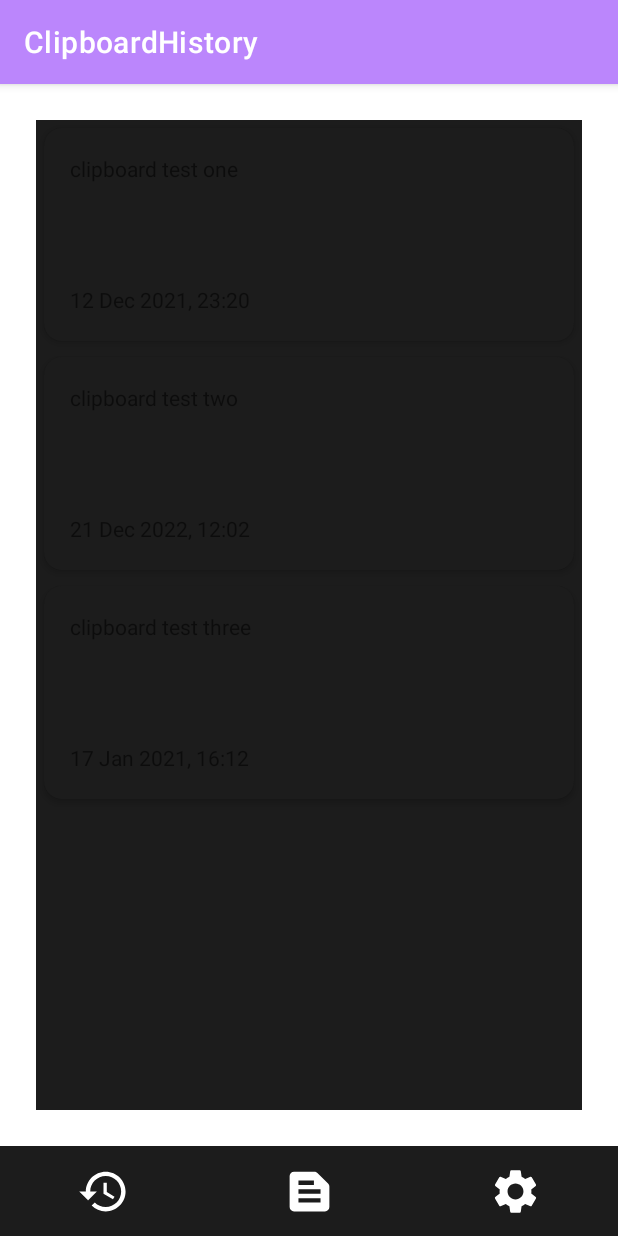
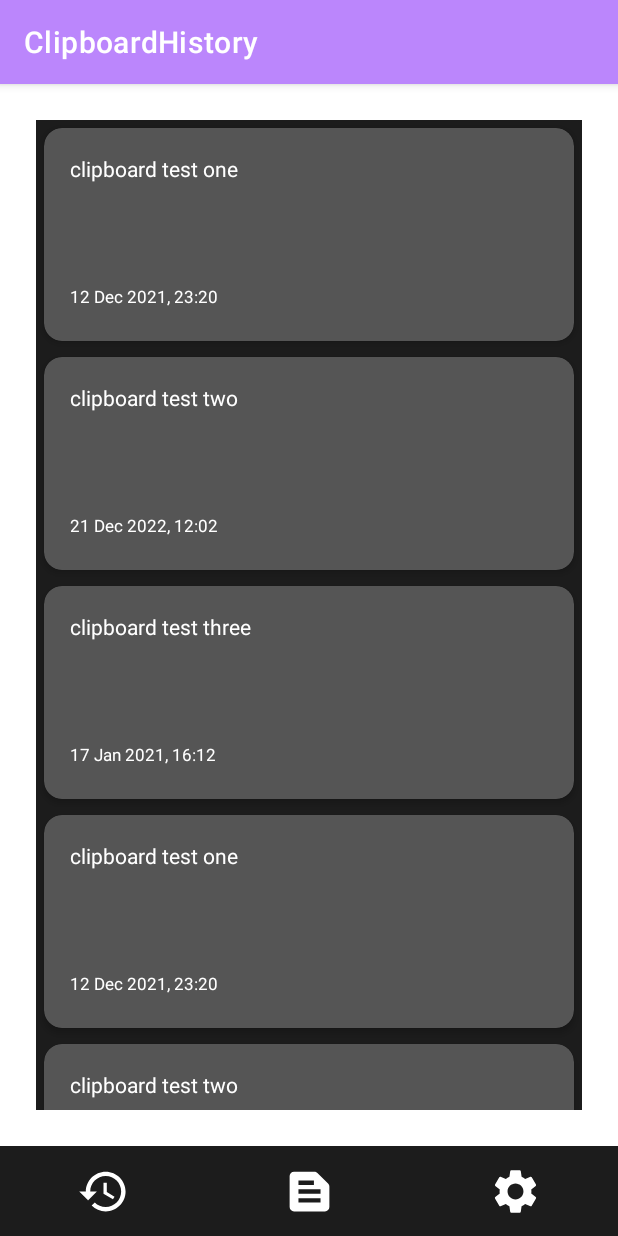
Before and after one commit to rif42/clipzy, an Android app: the screen it shows after launch (ClipboardHistory), after a tap on an icon or button, on a phone screen of 412 x 824 dp. Run offline under Robolectric (Android 15) with nearby library versions, the phone set to English and light mode, and no system bars; our stand-ins replace navigation-ui; 2 other taps on this screen came first.

Commit message:
navigation between activities implemented pasting now shows timestamp, need to slice the filter so it only shows the needed format

```diff
--- a/app/src/main/java/com/example/test/ClipboardHistoryAdapter.kt
+++ b/app/src/main/java/com/example/test/ClipboardHistoryAdapter.kt
@@ -8,8 +8,8 @@ import androidx.recyclerview.widget.RecyclerView
 
 class ClipboardHistoryAdapter:RecyclerView.Adapter<ClipboardHistoryAdapter.ViewHolder>() {
 
-    private var cliptest = arrayOf("clipboard test one", "clipboard test two", "clipboard test three")
-    private var cliptesttime = arrayOf("12 Dec 2021, 23:20", "21 Dec 2022, 12:02", "17 Jan 2021, 16:12")
+    private var cliptest = arrayOf("clipboard test one", "clipboard test two", "clipboard test three","clipboard test one", "clipboard test two", "clipboard test three")
+    private var cliptesttime = arrayOf("12 Dec 2021, 23:20", "21 Dec 2022, 12:02", "17 Jan 2021, 16:12","12 Dec 2021, 23:20", "21 Dec 2022, 12:02", "17 Jan 2021, 16:12")
 
     override fun onCreateViewHolder(
         parent: ViewGroup,
--- a/app/src/main/java/com/example/test/MainActivity.kt
+++ b/app/src/main/java/com/example/test/MainActivity.kt
@@ -16,25 +16,32 @@ import android.widget.*
 
 class MainActivity : AppCompatActivity() {
 
+    val cliplist:MutableList<CharSequence> = arrayListOf("")
+
     override fun onCreate(savedInstanceState: Bundle?) {
         super.onCreate(savedInstanceState)
         setContentView(R.layout.activity_main)
 
+        //appending stuff into the array
+
+
+        //navigation menus
         val navhistory:ImageButton=findViewById(R.id.nav_history)
         navhistory.setOnClickListener {
             val intenthistory = Intent(this, ClipboardHistory::class.java)
             startActivity(intenthistory)
         }
 
+        //copypaste menus
         val pastebutton:ImageButton = findViewById(R.id.paste_button)
         pastebutton.setOnClickListener{
             paste()
         }
 
-        val copybutton:ImageButton = findViewById(R.id.copy_button)
-        copybutton.setOnClickListener {
-            copy()
-        }
+//        val copybutton:ImageButton = findViewById(R.id.copy_button)
+//        copybutton.setOnClickListener {
+//            copy()
+//        }
     }
 
     override fun onResume() {
@@ -44,20 +51,28 @@ class MainActivity : AppCompatActivity() {
 
     fun paste()
     {
-        val mainclip:TextView = findViewById(R.id.main_clipboard)
-        val editclip: EditText = findViewById(R.id.copytext)
+        val mainclip: TextView = findViewById(R.id.main_clipboard)
+        val cliptimestamp: TextView = findViewById(R.id.clip_timestamp)
         val clipboardManager = getSystemService(Context.CLIPBOARD_SERVICE) as ClipboardManager
         mainclip.text = clipboardManager.primaryClip?.getItemAt(0)?.text
+        val prefilteredcliptimestamp = clipboardManager.primaryClipDescription?.toString()
+
+
+        //01-05 13:07:19.782
+
+        //adding clip to array for history tracking
+        val currentclip = mainclip.text
+        cliplist.add(currentclip)
 
         Toast.makeText(this, "Text Pasted", Toast.LENGTH_SHORT).show()
     }
 
-    fun copy()
-    {
-        val copytext:EditText = findViewById(R.id.copytext)
-        val textToCopy = copytext.text
-        val clipboardManager = getSystemService(Context.CLIPBOARD_SERVICE) as ClipboardManager
-        val clipData = ClipData.newPlainText("text", textToCopy)
-        clipboardManager.setPrimaryClip(clipData)
-    }
+//    fun copy()
+//    {
+//        val copytext:EditText = findViewById(R.id.copytext)
+//        val textToCopy = copytext.text
+//        val clipboardManager = getSystemService(Context.CLIPBOARD_SERVICE) as ClipboardManager
+//        val clipData = ClipData.newPlainText("text", textToCopy)
+//        clipboardManager.setPrimaryClip(clipData)
+//    }
 }
--- a/app/src/main/res/layout/activity_clipboard_history.xml
+++ b/app/src/main/res/layout/activity_clipboard_history.xml
@@ -36,11 +36,12 @@
             android:layout_height="match_parent"
             android:layout_weight="1"
             android:background="@color/AlmostBlack"
+            android:contentDescription="@string/blank"
             app:srcCompat="@drawable/ic_baseline_history_24"
-            tools:ignore="SpeakableTextPresentCheck"
-            android:contentDescription="TODO" />
+            tools:ignore="SpeakableTextPresentCheck" />
 
         <ImageButton
+            android:contentDescription="@string/blank"
             android:id="@+id/nav_home"
             android:layout_width="wrap_content"
             android:layout_height="match_parent"
@@ -50,6 +51,7 @@
             tools:ignore="SpeakableTextPresentCheck" />
 
         <ImageButton
+            android:contentDescription="@string/blank"
             android:id="@+id/nav_settings"
             android:layout_width="wrap_content"
             android:layout_height="match_parent"
--- a/app/src/main/res/layout/card_layout.xml
+++ b/app/src/main/res/layout/card_layout.xml
@@ -6,11 +6,10 @@
     xmlns:app="http://schemas.android.com/apk/res-auto"
     android:id="@+id/card_view"
     android:layout_margin="5dp"
-    app:cardBackgroundColor="@color/AlmostBlack"
+    app:cardBackgroundColor="@color/KindaBlack"
     app:cardCornerRadius="12dp"
     app:cardElevation="3dp"
     app:contentPadding="5dp"
-
     >
 
     <androidx.constraintlayout.widget.ConstraintLayout
@@ -24,6 +23,7 @@
             android:layout_width="match_parent"
             android:layout_height="75dp"
             android:text="@string/blank"
+            android:textColor="@color/white"
             app:layout_constraintStart_toStartOf="parent"
             app:layout_constraintTop_toTopOf="parent" />
 
@@ -33,6 +33,8 @@
             android:layout_height="20dp"
             android:layout_marginTop="12dp"
             android:text="@string/blank"
+            android:textColor="#FFFFFF"
+            android:textSize="11sp"
             app:layout_constraintBottom_toBottomOf="parent"
             app:layout_constraintStart_toStartOf="parent"
             app:layout_constraintTop_toBottomOf="@+id/itemDesc" />
```
Also changed, not shown: app/src/main/java/com/example/test/ClipboardHistory.kt (+10 -2 lines), app/src/main/res/layout/activity_main.xml (+5 -7 lines).
